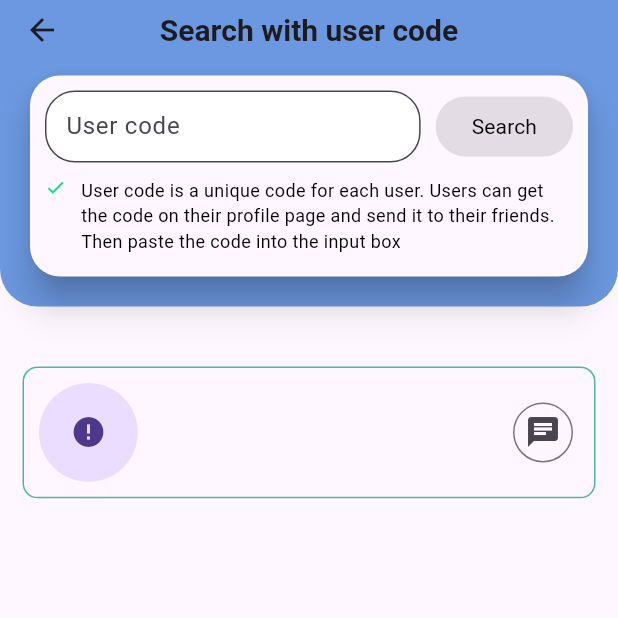
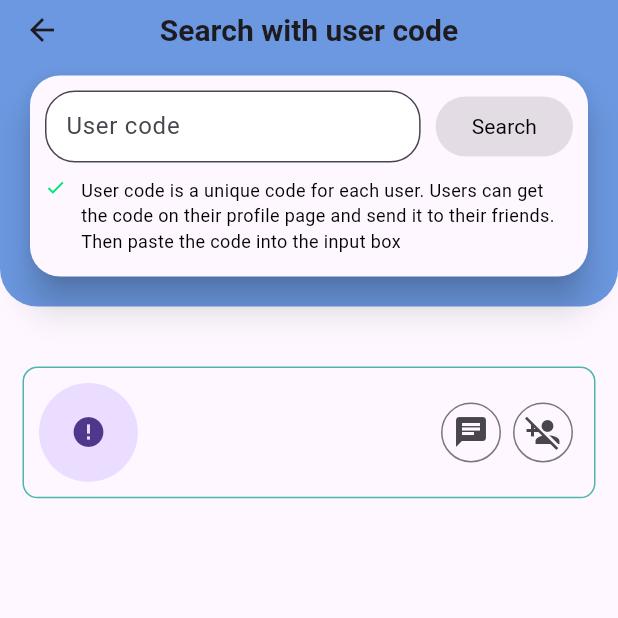
Before and after one commit to Duykhanh29/pic_share, a Flutter app: the SettinngsPage screen opened by its route, after a tap on "Search by user code", on a phone screen of 412 x 824 dp, the top half of it. Run offline on Flutter 3.47's test engine with Material 3 defaults, Android fonts, the phone set to English and light mode, and no system bars; drawn by our look-alikes of cached_network_image; our stand-ins replace badges, camera, carousel_slider, copy_with_extension, device_info_plus, dio and 21 more; missing offline and left inert: comment_tree, gallery_saver_plus, pusher_channels_flutter; accounts and stored records are empty; generated files the repository leaves out were written again; network calls fail.

Commit message:
add: implement unfriend

```diff
--- a/lib/view_model/search/search_controller.dart
+++ b/lib/view_model/search/search_controller.dart
@@ -154,7 +154,7 @@ class SearchUserController extends GetxController {
       Friend? friend = await friendController.makeFriendRequest(id);
       if (friend != null) {
         onUpdateClick(UserRelationship.sent, id, friend.id);
-        await friendController.onRefresh();
+        friendController.onRefresh();
       }
     } catch (e) {
       debugPrint("Something went wrong: ${e.toString()}");
@@ -172,7 +172,7 @@ class SearchUserController extends GetxController {
       debugPrint("Something went wrong: ${e.toString()}");
     } finally {
       onUpdateClick(UserRelationship.notFriend, userID, 0);
-      await friendController.onRefresh();
+      friendController.onRefresh();
       isLoading.value = false;
     }
   }
@@ -186,7 +186,7 @@ class SearchUserController extends GetxController {
       debugPrint("Something went wrong: ${e.toString()}");
     } finally {
       onUpdateClick(UserRelationship.friend, userID, id);
-      await friendController.onRefresh();
+      friendController.onRefresh();
       isLoading.value = false;
     }
   }
--- a/lib/views/pages/friend/friend_page.dart
+++ b/lib/views/pages/friend/friend_page.dart
@@ -130,6 +130,8 @@ class FriendPage extends GetView<FriendController> {
                                   onItemClick: controller.onItemClick,
                                   onChatClick: controller.onNavToChat,
                                   key: UniqueKey(),
+                                  onRejectClick:
+                                      controller.onRejectFriendRequest,
                                 );
                               },
                               itemCount: controller.friendList.length,
--- a/lib/views/pages/search/widgets/user_search_result_widget.dart
+++ b/lib/views/pages/search/widgets/user_search_result_widget.dart
@@ -35,7 +35,21 @@ class UserSearchResultWidget extends StatelessWidget {
         ),
         child: Row(
           children: [
-            userSummaryModel.user.urlAvatar != null
+            _buildAvatar(context),
+            const SizedBox(
+              width: 20,
+            ),
+            _buildName(),
+            const Spacer(),
+            _buildButton(),
+          ],
+        ),
+      ),
+    );
+  }
+
+  Widget _buildAvatar(BuildContext context) {
+    return userSummaryModel.user.urlAvatar != null
         ? ImageCacheHelper.avatarImage(
             url: userSummaryModel.user.urlAvatar!,
             width: MediaQuery.of(context).size.height * 0.08,
@@ -45,20 +59,14 @@ class UserSearchResultWidget extends StatelessWidget {
             backgroundImage: const AssetImage(
               AppImage.userEmptyAvatar,
             ),
-                  ),
-            const SizedBox(
-              width: 20,
-            ),
-            Text(
+          );
+  }
+
+  Widget _buildName() {
+    return Text(
       userSummaryModel.user.name ?? "",
       style: AppTextStyles.commonTextStyle()
           .copyWith(fontSize: 16, fontWeight: FontWeight.w600),
-            ),
-            const Spacer(),
-            _buildButton(),
-          ],
-        ),
-      ),
     );
   }
 
@@ -73,22 +81,28 @@ class UserSearchResultWidget extends StatelessWidget {
         icon: const Icon(Icons.person_add_alt_1),
       );
     } else if (userSummaryModel.relationship == UserRelationship.friend) {
-      return IconButton.outlined(
+      return Row(
+        children: [
+          IconButton.outlined(
             onPressed: () {
               if (onChatTap != null) {
                 onChatTap!(userSummaryModel.user.id?.toInt() ?? 0);
               }
             },
             icon: const Icon(Icons.chat),
+          ),
+          IconButton.outlined(
+            onPressed: () async {
+              await onReject();
+            },
+            icon: const Icon(Icons.person_add_disabled),
+          ),
+        ],
       );
     } else if (userSummaryModel.relationship == UserRelationship.sent) {
       return IconButton.outlined(
         onPressed: () async {
-          if (onRejectFriend != null) {
-            await onRejectFriend!(
-                userID: userSummaryModel.user.id?.toInt() ?? 0,
-                id: userSummaryModel.id);
-          }
+          await onReject();
         },
         icon: const Icon(Icons.cancel),
       );
@@ -98,11 +112,7 @@ class UserSearchResultWidget extends StatelessWidget {
           IconButton.filled(
             color: AppColors.warningColor,
             onPressed: () async {
-              if (onRejectFriend != null) {
-                await onRejectFriend!(
-                    userID: userSummaryModel.user.id?.toInt() ?? 0,
-                    id: userSummaryModel.id);
-              }
+              await onReject();
             },
             icon: Icon(
               Icons.clear,
@@ -127,4 +137,12 @@ class UserSearchResultWidget extends StatelessWidget {
       );
     }
   }
+
+  Future<void> onReject() async {
+    if (onRejectFriend != null) {
+      await onRejectFriend!(
+          userID: userSummaryModel.user.id?.toInt() ?? 0,
+          id: userSummaryModel.id);
     }
+  }
+}
```
Also changed, not shown: lib/view_model/friend/friend_controller.dart (+20 -0 lines), lib/views/pages/friend/widgets/friend_card.dart (+49 -21 lines). Lines whose indentation alone changed are shown as unchanged.
